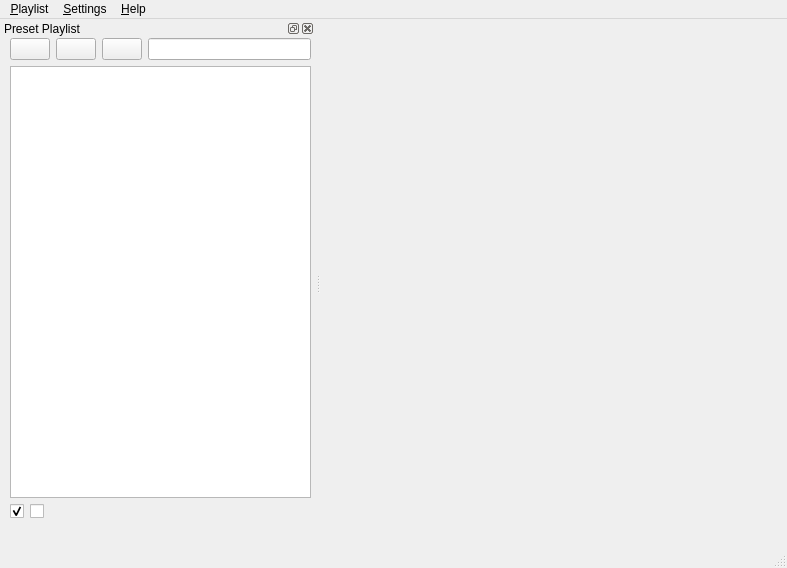
Old version of the form src/qprojectM/src/QProjectM_MainWindow.ui in the repository projectM-visualizer/projectm.
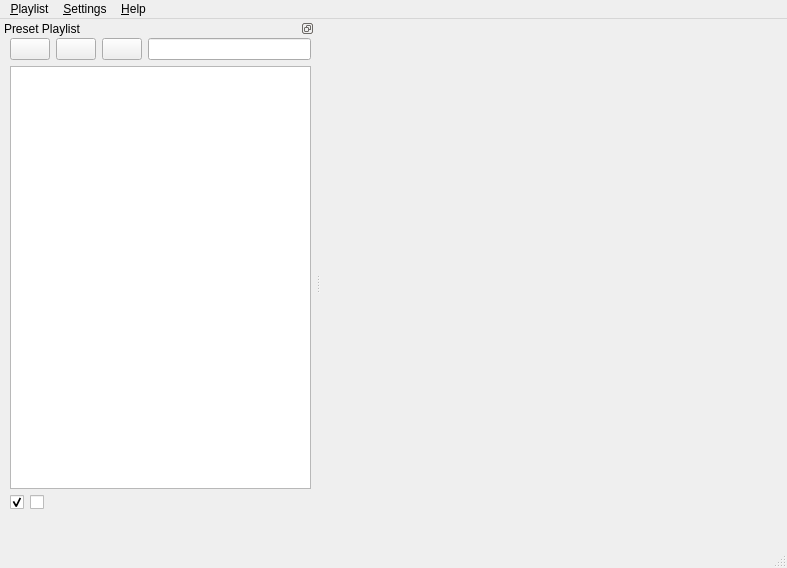
New version of the form. Icons and pictures are not drawn.

Commit message: integrated (non functional) config dialog into main window

The edit to the form file:
```diff
--- a/src/qprojectM/src/QProjectM_MainWindow.ui
+++ b/src/qprojectM/src/QProjectM_MainWindow.ui
@@ -59,7 +59,7 @@
    <property name="sizePolicy" >
     <sizepolicy vsizetype="Expanding" hsizetype="Expanding" >
      <horstretch>0</horstretch>
-     <verstretch>0</verstretch>
+     <verstretch>1</verstretch>
     </sizepolicy>
    </property>
    <property name="minimumSize" >
@@ -80,6 +80,9 @@
 &lt;/style>&lt;/head>&lt;body style=" font-family:'Sans Serif'; font-size:9pt; font-weight:400; font-style:normal;">
 &lt;p style=" margin-top:0px; margin-bottom:0px; margin-left:0px; margin-right:0px; -qt-block-indent:0; text-indent:0px;">This dock panel provides a convenient interface to manage a list of presets for projectM to render. The behavior is very similar to a music player playlist.&lt;/p>&lt;/body>&lt;/html></string>
    </property>
+   <property name="features" >
+    <set>QDockWidget::DockWidgetFloatable|QDockWidget::DockWidgetMovable|QDockWidget::NoDockWidgetFeatures</set>
+   </property>
    <property name="windowTitle" >
     <string comment="This is the preset playlist dock widget." >Preset Playlist</string>
    </property>
@@ -87,6 +90,12 @@
     <number>1</number>
    </attribute>
    <widget class="QWidget" name="dockWidgetContents" >
+    <property name="sizePolicy" >
+     <sizepolicy vsizetype="Expanding" hsizetype="Expanding" >
+      <horstretch>1</horstretch>
+      <verstretch>1</verstretch>
+     </sizepolicy>
+    </property>
     <widget class="QWidget" name="verticalLayout" >
      <property name="geometry" >
       <rect>
@@ -97,8 +106,11 @@
       </rect>
      </property>
      <layout class="QVBoxLayout" >
+      <property name="spacing" >
+       <number>-1</number>
+      </property>
       <property name="bottomMargin" >
-       <number>0</number>
+       <number>9</number>
       </property>
       <item>
        <layout class="QHBoxLayout" >
```
Left out of the diff: 6 changed lines with no effect on the pictures. The commit also changes 4 other files.
